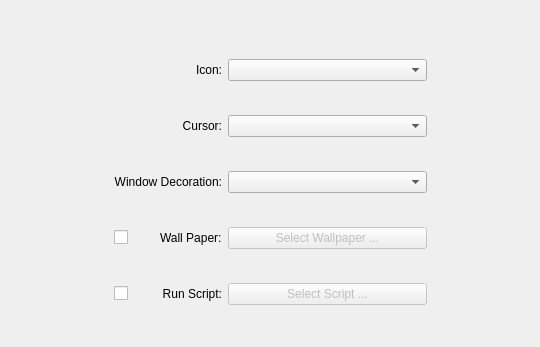
The window that src/settings/profiles/othersdialog.ui (baduhai/Koi) describes before a commit, drawn with Qt 5.
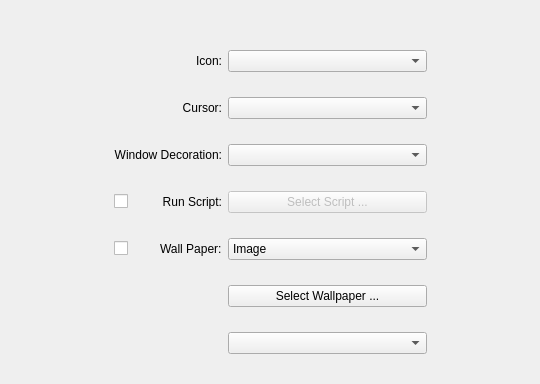
The same window after the commit.

Commit message: wallpaper unsplash option

The edit to the form file:
```diff
--- a/src/settings/profiles/othersdialog.ui
+++ b/src/settings/profiles/othersdialog.ui
@@ -7,7 +7,7 @@
     <x>0</x>
     <y>0</y>
     <width>540</width>
-    <height>347</height>
+    <height>384</height>
    </rect>
   </property>
   <property name="windowTitle">
@@ -16,57 +16,6 @@
   <layout class="QGridLayout" name="gridLayout_2">
    <item row="0" column="0">
     <layout class="QGridLayout" name="gridLayout">
-     <item row="7" column="1">
-      <layout class="QHBoxLayout" name="horizontalLayout">
-       <item>
-        <widget class="QCheckBox" name="wallpaperCheckBox">
-         <property name="layoutDirection">
-          <enum>Qt::LeftToRight</enum>
-         </property>
-         <property name="text">
-          <string/>
-         </property>
-        </widget>
-       </item>
-       <item>
-        <widget class="QLabel" name="label_4">
-         <property name="text">
-          <string>Wall Paper:</string>
-         </property>
-         <property name="alignment">
-          <set>Qt::AlignJustify|Qt::AlignVCenter</set>
-         </property>
-        </widget>
-       </item>
-      </layout>
-     </item>
-     <item row="8" column="2" colspan="2">
-      <widget class="QPushButton" name="scriptBtn">
-       <property name="enabled">
-        <bool>false</bool>
-       </property>
-       <property name="text">
-        <string>Select Script ...</string>
-       </property>
-      </widget>
-     </item>
-     <item row="3" column="2" colspan="2">
-      <widget class="QComboBox" name="iconBox"/>
-     </item>
-     <item row="3" column="1">
-      <layout class="QHBoxLayout" name="horizontalLayout_5">
-       <item>
-        <widget class="QLabel" name="label">
-         <property name="text">
-          <string>Icon:</string>
-         </property>
-         <property name="alignment">
-          <set>Qt::AlignRight|Qt::AlignTrailing|Qt::AlignVCenter</set>
-         </property>
-        </widget>
-       </item>
-      </layout>
-     </item>
      <item row="4" column="1">
       <layout class="QHBoxLayout" name="horizontalLayout_4">
        <item>
@@ -81,13 +30,7 @@
        </item>
       </layout>
      </item>
-     <item row="4" column="2" colspan="2">
-      <widget class="QComboBox" name="cursorBox"/>
-     </item>
-     <item row="6" column="2" colspan="2">
-      <widget class="QComboBox" name="decorationBox"/>
-     </item>
-     <item row="8" column="1">
+     <item row="7" column="1">
       <layout class="QHBoxLayout" name="horizontalLayout_2">
        <item>
         <widget class="QCheckBox" name="scriptCheckBox">
@@ -108,15 +51,8 @@
        </item>
       </layout>
      </item>
-     <item row="7" column="2" colspan="2">
-      <widget class="QPushButton" name="wallpaperBtn">
-       <property name="enabled">
-        <bool>false</bool>
-       </property>
-       <property name="text">
-        <string>Select Wallpaper ...</string>
-       </property>
-      </widget>
+     <item row="4" column="2" colspan="2">
+      <widget class="QComboBox" name="cursorBox"/>
      </item>
      <item row="1" column="0" colspan="5">
       <spacer name="horizontalSpacer">
@@ -145,6 +81,87 @@
        </item>
       </layout>
      </item>
+     <item row="3" column="1">
+      <layout class="QHBoxLayout" name="horizontalLayout_5">
+       <item>
+        <widget class="QLabel" name="label">
+         <property name="text">
+          <string>Icon:</string>
+         </property>
+         <property name="alignment">
+          <set>Qt::AlignRight|Qt::AlignTrailing|Qt::AlignVCenter</set>
+         </property>
+        </widget>
+       </item>
+      </layout>
+     </item>
+     <item row="3" column="2" colspan="2">
+      <widget class="QComboBox" name="iconBox"/>
+     </item>
+     <item row="6" column="2" colspan="2">
+      <widget class="QComboBox" name="decorationBox"/>
+     </item>
+     <item row="9" column="2" colspan="2">
+      <widget class="QPushButton" name="wallPicBtn">
+       <property name="enabled">
+        <bool>true</bool>
+       </property>
+       <property name="text">
+        <string>Select Wallpaper ...</string>
+       </property>
+      </widget>
+     </item>
+     <item row="8" column="2" colspan="2">
+      <widget class="QComboBox" name="wallTypeBox">
+       <item>
+        <property name="text">
+         <string>Image</string>
+        </property>
+       </item>
+       <item>
+        <property name="text">
+         <string>Unsplash</string>
+        </property>
+       </item>
+      </widget>
+     </item>
+     <item row="8" column="1">
+      <layout class="QHBoxLayout" name="horizontalLayout">
+       <item>
+        <widget class="QCheckBox" name="wallpaperCheckBox">
+         <property name="layoutDirection">
+          <enum>Qt::LeftToRight</enum>
+         </property>
+         <property name="text">
+          <string/>
+         </property>
+        </widget>
+       </item>
+       <item>
+        <widget class="QLabel" name="label_4">
+         <property name="text">
+          <string>Wall Paper:</string>
+         </property>
+         <property name="alignment">
+          <set>Qt::AlignJustify|Qt::AlignVCenter</set>
+         </property>
+        </widget>
+       </item>
+      </layout>
+     </item>
+     <item row="10" column="2" colspan="2">
+      <widget class="QComboBox" name="unsplashComboBox"/>
+     </item>
+     <item row="7" column="2" colspan="2">
+      <widget class="QPushButton" name="scriptBtn">
+       <property name="enabled">
+        <bool>false</bool>
+       </property>
+       <property name="text">
+        <string>Select Script ...</string>
+       </property>
+      </widget>
+     </item>
     </layout>
    </item>
   </layout>
```
The commit also changes 6 other files.
